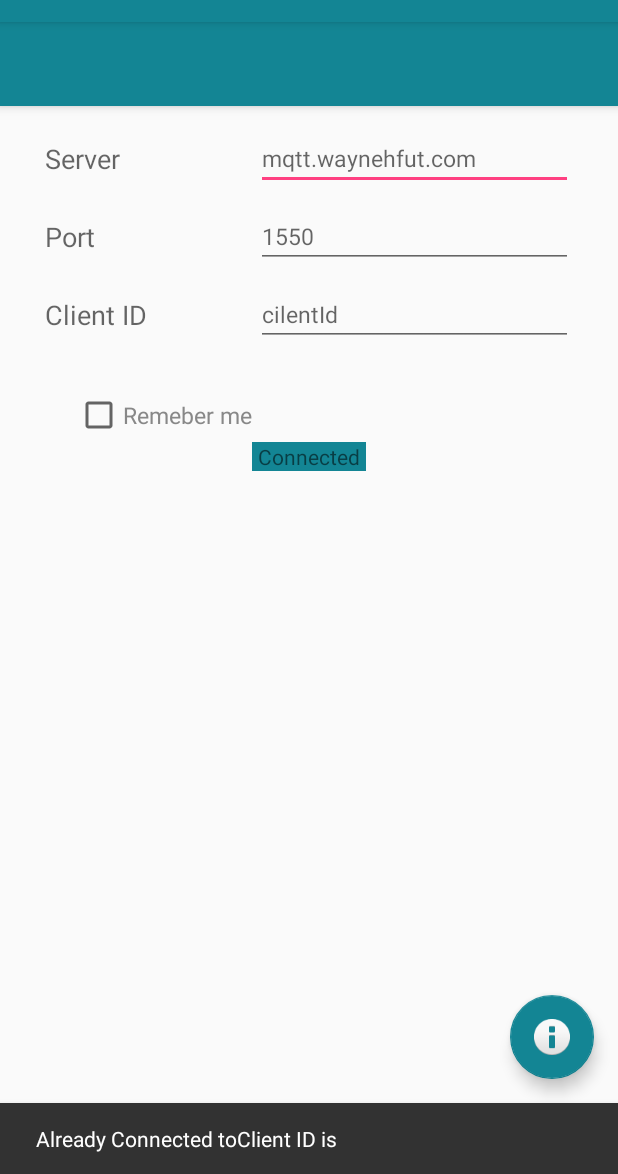
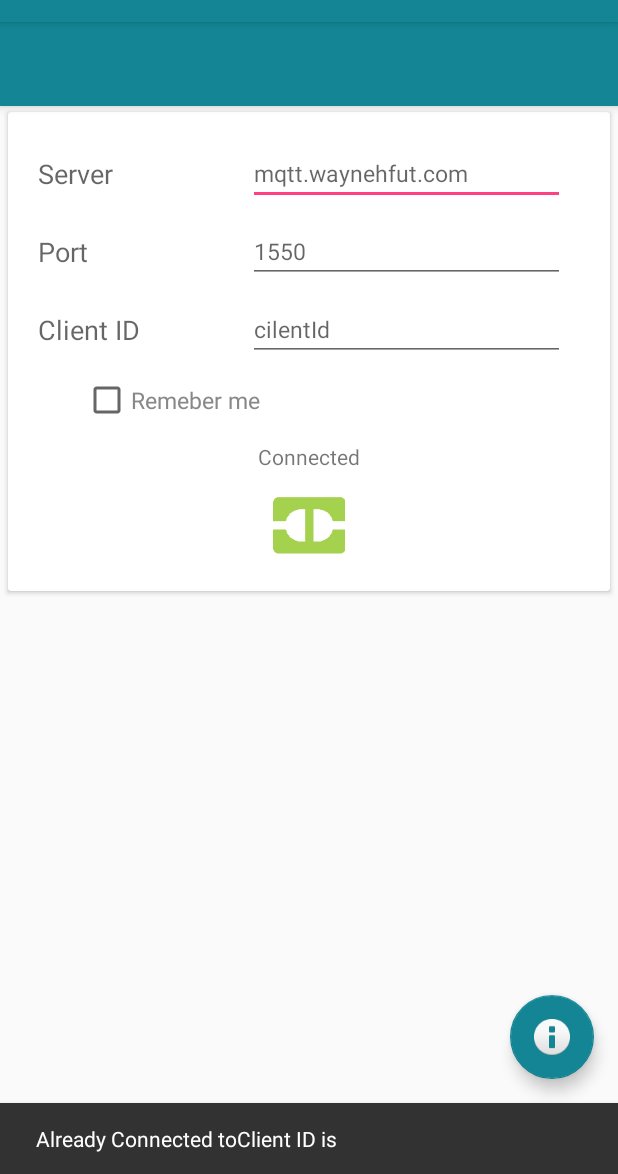
Before and after one commit to Waynehfut/easyconnect, an Android app: the fragment MQTTConnectFragment shown on its own in the app's theme, after a tap on an icon or button, on a phone screen of 412 x 824 dp, the part 62-1236 px from its top. Run offline under Robolectric (Android 15) with nearby library versions, the phone set to English and light mode, and no system bars; libraries missing offline, so code that uses them is left out: org.eclipse.paho; 3 statements that could not run were skipped.

Commit message:
update ui
Signed-off-by: waynehfut <waynehfut@163.com>

```diff
--- a/app/src/main/java/com/waynehfut/easyconnect/MQTTConnectFragment.java
+++ b/app/src/main/java/com/waynehfut/easyconnect/MQTTConnectFragment.java
@@ -7,7 +7,6 @@ import android.support.annotation.Nullable;
 import android.support.design.widget.FloatingActionButton;
 import android.support.design.widget.Snackbar;
 import android.support.v4.app.Fragment;
-import android.support.v4.content.ContextCompat;
 import android.support.v7.app.AlertDialog;
 import android.util.Log;
 import android.view.LayoutInflater;
@@ -42,6 +41,7 @@ public class MQTTConnectFragment extends Fragment {
     private EasyHistoryLab easyHistoryLab;
     private EasyConnectFragment easyConnectFragment;
     private HistoryAddCallback historyAddCallback;
+    private TextView connectText;
 
 
     public MQTTConnectFragment() {
@@ -98,6 +98,7 @@ public class MQTTConnectFragment extends Fragment {
             mConnStatus = (TextView) view.findViewById(R.id.connect_status);
             mIsRemember = (CheckBox) view.findViewById(R.id.isRemember);
             easyHistoryLab = EasyHistoryLab.getEasyHistoryLab(getContext());
+            connectText = (TextView) view.findViewById(R.id.connect_status_text);
 
             easyConnectFragment = EasyConnectFragment.newInstance();
             /*
@@ -119,12 +120,13 @@ public class MQTTConnectFragment extends Fragment {
                 connection.setServerId(mServerId.getText().toString());
                 connection.setPort(mPort.getText().toString());
                 connection.setClientId(mClientId.getText().toString());
-                mConnStatus.setBackgroundColor(ContextCompat.getColor(getContext(), R.color.colorPrimaryDark));
-                mConnStatus.setText(getString(R.string.connect));
+                mConnStatus.setBackground(getResources().getDrawable(R.drawable.ic_connect));
+                connectText.setText(getString(R.string.connect));
+
             }
             if (connection.getConnectionStatus() == Connection.ConnectionStatus.DISCONNECTED) {
-                mConnStatus.setBackgroundColor(ContextCompat.getColor(getContext(), R.color.colorAccent));
-                mConnStatus.setText(getString(R.string.disconnected));
+                mConnStatus.setBackground(getResources().getDrawable(R.drawable.ic_disconnect));
+                connectText.setText(getString(R.string.disconnected));
             }
 
             fab.setOnClickListener(new View.OnClickListener() {
@@ -138,22 +140,26 @@ public class MQTTConnectFragment extends Fragment {
                                 .setAction("Action", null).show();
 
                         connection.setConnectionStatus(Connection.ConnectionStatus.CONNECTED);
-                        mConnStatus.setText(getString(R.string.connect));
-                        mConnStatus.setBackgroundColor(ContextCompat.getColor(getContext(), R.color.colorPrimaryDark));
+
+                        mConnStatus.setBackground(getResources().getDrawable(R.drawable.ic_connect));
+                        connectText.setText(getString(R.string.connect));
+//                        mConnStatus.setBackgroundColor(ContextCompat.getColor(getContext(), R.color.colorPrimaryDark));
                         fab.hide();
                         disFab.show();
                         updateHistorydateAndUI(getString(R.string.con_success) + mServerId.getText().toString() + ":" + mPort.getText().toString(), getString(R.string.to_string) + mClientId.getText().toString(), Connection.ConnectionStatus.CONNECTED, new EasyHistory());
                     } catch (Exception e) {
-                        updateHistorydateAndUI(getString(R.string.failure_connect), e.toString(), Connection.ConnectionStatus.DISCONNECTED, new EasyHistory());
+                        updateHistorydateAndUI(getString(R.string.failure_connect), e.toString().substring(0, 32), Connection.ConnectionStatus.DISCONNECTED, new EasyHistory());
                         connection.setConnectionStatus(Connection.ConnectionStatus.DISCONNECTED);
 
                         Snackbar.make(view, getString(R.string.conn_fail) + e.toString(), Snackbar.LENGTH_SHORT)
                                 .setAction("Action", null).show();
-                        Log.i(TAG,e.toString());
+                        Log.i(TAG, e.toString());
                         connection.clear();
-                        mConnStatus.setText(getString(R.string.Disconnect));
+
+                        mConnStatus.setBackground(getResources().getDrawable(R.drawable.ic_disconnect));
                         connection.setConnectionStatus(Connection.ConnectionStatus.DISCONNECTED);
-                        mConnStatus.setBackgroundColor(ContextCompat.getColor(getContext(), R.color.colorAccent));
+                        connectText.setText(getString(R.string.disconnected));
+//                        mConnStatus.setBackgroundColor(ContextCompat.getColor(getContext(), R.color.colorAccent));
                     }
                 }
             });
@@ -169,13 +175,13 @@ public class MQTTConnectFragment extends Fragment {
                                 public void onClick(DialogInterface dialog, int which) {
                                     try {
                                         connection.disConnectServer();
-                                        mConnStatus.setText(getString(R.string.disconnected));
-                                        mConnStatus.setBackgroundColor(ContextCompat.getColor(getContext(), R.color.colorAccent));
+                                        mConnStatus.setBackground(getResources().getDrawable(R.drawable.ic_disconnect));
                                         updateHistorydateAndUI(getString(R.string.disconnected), " ", Connection.ConnectionStatus.DISCONNECTED, new EasyHistory());
+                                        connectText.setText(getString(R.string.disconnected));
                                         connection.setConnectionStatus(Connection.ConnectionStatus.DISCONNECTED);
                                     } catch (MqttException e) {
                                         String errorInfo = e.toString();
-                                        mConnStatus.setText(getString(R.string.failure_disconnect) + errorInfo);
+                                        connectText.setText(getString(R.string.failure_disconnect) + errorInfo);
                                     } finally {
                                         disFab.hide();
                                         fab.show();
@@ -195,15 +201,15 @@ public class MQTTConnectFragment extends Fragment {
                 mIsRemember.setChecked(true);
                 switch (connection.getConnectionStatus()) {
                     case CONNECTED:
-                        mConnStatus.setText(getString(R.string.connect));
-                        mConnStatus.setBackgroundColor(ContextCompat.getColor(getContext(), R.color.colorPrimaryDark));
+                        mConnStatus.setBackground(getResources().getDrawable(R.drawable.ic_connect));
+                        connectText.setText(getString(R.string.connect));
                         break;
                     case DISCONNECTED:
-                        mConnStatus.setText(getString(R.string.Disconnect));
-                        mConnStatus.setBackgroundColor(ContextCompat.getColor(getContext(), R.color.colorAccent));
+                        mConnStatus.setBackground(getResources().getDrawable(R.drawable.ic_disconnect));
+                        connectText.setText(getString(R.string.disconnected));
                         break;
                     default:
-                        mConnStatus.setText(getString(R.string.no_status));
+                        connectText.setText(getString(R.string.disconnected));
                 }
             } else {
                 mServerId.setText("");
--- a/app/src/main/java/com/waynehfut/easyconnect/MQTTSubFragment.java
+++ b/app/src/main/java/com/waynehfut/easyconnect/MQTTSubFragment.java
@@ -204,7 +204,7 @@ public class MQTTSubFragment extends Fragment {
                 mChatHistory = chatHistory;
                 mChatClientId.setText(mChatHistory.getChatClientId());
                 mChatContext.setText(mChatHistory.getChatContext());
-                String formatDate = DateFormat.format("EEEE, MMMM dd, yyyy", mChatHistory.getChatDate()).toString();
+                String formatDate = DateFormat.format("yyyy MMMM dd HH:MM:ss EEEE, ", mChatHistory.getChatDate()).toString();
                 mChatDate.setText(formatDate);
                 mChatItemBox.setBackground(getResources().getDrawable(setChatItemBoxByType(mChatHistory.getChatType())));
             }
--- a/app/src/main/res/layout/body_connection_status.xml
+++ /dev/null
@@ -1,17 +0,0 @@
-<?xml version="1.0" encoding="utf-8"?>
-<RelativeLayout xmlns:android="http://schemas.android.com/apk/res/android"
-    android:layout_width="match_parent"
-    android:layout_height="match_parent">
-
-    <TextView
-        android:layout_width="wrap_content"
-        android:layout_height="wrap_content"
-        android:layout_centerHorizontal="true"
-        android:background="@color/grey"
-        android:paddingLeft="4dp"
-        android:paddingRight="4dp"
-        android:layout_marginTop="2dp"
-        android:layout_marginBottom="2dp"
-        android:text="@string/no_status"
-        android:id="@+id/connect_status"/>
-</RelativeLayout>
--- a/app/src/main/res/layout/body_history_list.xml
+++ b/app/src/main/res/layout/body_history_list.xml
@@ -4,7 +4,7 @@
     android:layout_height="match_parent"
     android:id="@+id/index_list_iew"
     android:layout_marginTop="60dp"
-    android:paddingBottom="20dp"
-    android:layout_marginBottom="20dp">
+    android:layout_marginBottom="20dp"
+    android:paddingBottom="10dp">
 
 </android.support.v7.widget.RecyclerView>
--- a/app/src/main/res/layout/list_item.xml
+++ b/app/src/main/res/layout/list_item.xml
@@ -6,8 +6,8 @@
     android:layout_height="wrap_content"
     android:background="@android:drawable/alert_light_frame"
     android:paddingBottom="20dp"
-    android:layout_marginRight="4dp"
-    android:layout_marginLeft="4dp"
+    android:layout_marginRight="5dp"
+    android:layout_marginLeft="5dp"
     android:layout_marginTop="3dp"
     android:layout_marginBottom="2dp"
     >
--- a/app/src/main/res/layout/new_connect.xml
+++ b/app/src/main/res/layout/new_connect.xml
@@ -22,14 +22,18 @@
 
     </android.support.design.widget.AppBarLayout>
 
-    <ScrollView
+    <android.support.v7.widget.CardView
         android:layout_width="match_parent"
-        android:layout_height="match_parent"
-        android:layout_marginTop="60dp">
+        android:layout_height="wrap_content"
+        android:layout_marginLeft="5dp"
+        android:layout_marginRight="5dp"
+        android:layout_marginTop="60dp"
+        >
 
         <TableLayout
             android:layout_width="match_parent"
-            android:layout_height="match_parent">
+            android:layout_height="wrap_content"
+            android:layout_marginTop="10dp">
 
             <TableRow
                 android:layout_width="match_parent"
@@ -38,7 +42,7 @@
                 <TextView
                     android:layout_width="0dp"
                     android:layout_height="match_parent"
-                    android:layout_marginLeft="30dp"
+                    android:layout_marginLeft="20dp"
                     android:layout_marginTop="10dp"
                     android:layout_weight="2"
                     android:gravity="center_vertical"
@@ -62,7 +66,7 @@
                 <TextView
                     android:layout_width="0dp"
                     android:layout_height="match_parent"
-                    android:layout_marginLeft="30dp"
+                    android:layout_marginLeft="20dp"
                     android:layout_marginTop="10dp"
                     android:layout_weight="2"
                     android:gravity="center_vertical"
@@ -86,7 +90,7 @@
                 <TextView
                     android:layout_width="0dp"
                     android:layout_height="match_parent"
-                    android:layout_marginLeft="30dp"
+                    android:layout_marginLeft="20dp"
                     android:layout_marginTop="10dp"
                     android:layout_weight="2"
                     android:gravity="center_vertical"
@@ -113,7 +117,8 @@
                     android:layout_height="match_parent"
                     android:layout_marginLeft="50dp"
                     android:layout_marginRight="30dp"
-                    android:layout_marginTop="30dp"
+                    android:layout_marginTop="10dp"
+                    android:layout_marginBottom="10dp"
                     android:layout_weight="3"
                     android:gravity="center_vertical"
                     android:text="@string/remeber"
@@ -121,10 +126,31 @@
                     android:textSize="7pt" />
             </TableRow>
 
-            <include layout="@layout/body_connection_status" />
+
         </TableLayout>
 
-    </ScrollView>
+
+
+
+        <TextView
+            android:id="@+id/connect_status_text"
+            android:layout_width="wrap_content"
+            android:layout_height="wrap_content"
+            android:layout_gravity="center|top"
+            android:layout_marginTop="220dp"
+            android:layout_marginBottom="80dp"
+            android:text="Unknow" />
+
+        <TextView
+            android:id="@+id/connect_status"
+            android:layout_width="wrap_content"
+            android:layout_height="wrap_content"
+            android:layout_below="@id/connect_status_text"
+            android:layout_gravity="center|bottom"
+            android:background="@drawable/ic_charge"
+            android:layout_marginBottom="20dp"
+            android:gravity="center" />
+    </android.support.v7.widget.CardView>
 
     <android.support.design.widget.FloatingActionButton
         android:id="@+id/verifyYesButton"
--- a/app/src/main/res/values/strings.xml
+++ b/app/src/main/res/values/strings.xml
@@ -32,7 +32,7 @@
     <string name="subscribe">Subscribe</string>
     <string name="publish">Publish</string>
     <string name="title_activity_subscribe">Subscribe</string>
-    <string name="disconnected">Disconnected</string>
+    <string name="disconnected">Disconnect</string>
     <string name="topic">Topic</string>
     <string name="history">History</string>
     <string name="title_activity_history">History</string>
@@ -220,9 +220,9 @@
     <string name="share_info_context">Share from Easy Connect -a mqtt-based sofware</string>
     <string name="share_alter_dialog">Oppps</string>
     <string name="no_topic_to_share">Now you didn\'t have any topic to share,Why not try make one your own TOPIC?</string>
-    <string name="yes_btn">Yes</string>
-    <string name="no_btn">No</string>
-    <string name="scran_ecode">scran ecode</string>
+    <string name="yes_btn">Yes,Take me to There</string>
+    <string name="no_btn">No,Go ahead anyway</string>
+    <string name="scran_ecode">QR scan</string>
     <string name="notification">:</string>
 
 </resources>
```
Also changed, not shown: app/src/main/res/layout/new_pub.xml (+9 -5 lines), app/src/main/res/layout/new_sub.xml (+26 -17 lines), app/src/main/res/drawable-hdpi-v9/abc_popup_background_mtrl_mult.9.png (deleted), app/src/main/res/drawable-hdpi-v9/background.9.png (added).
